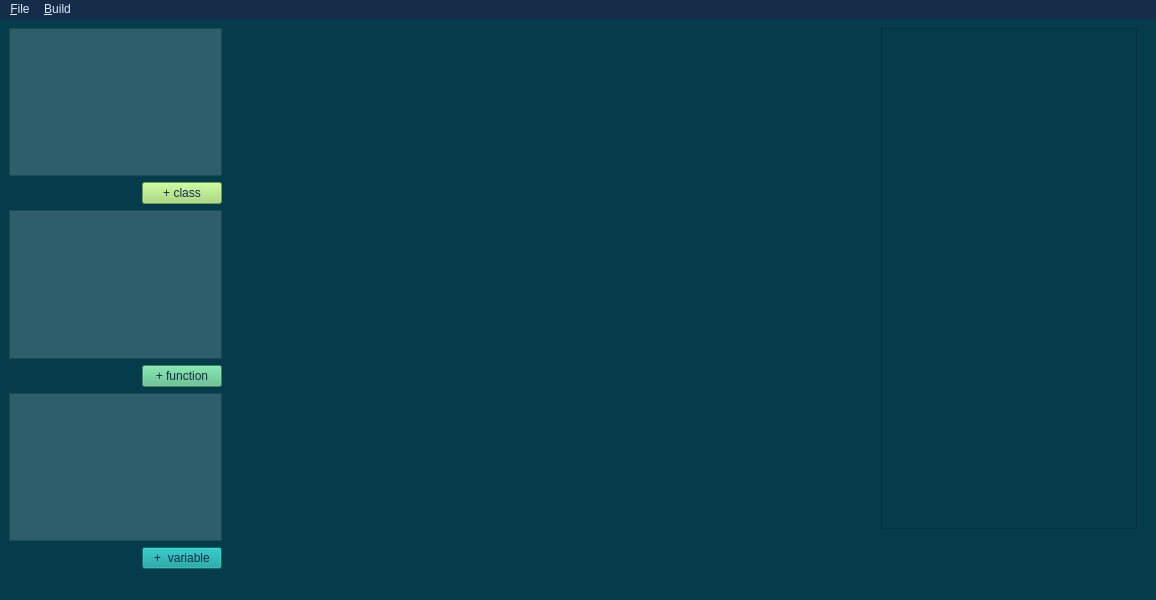
First picture: the form in mainwindow.ui, repository Alienso/MainAnt, before the edit.
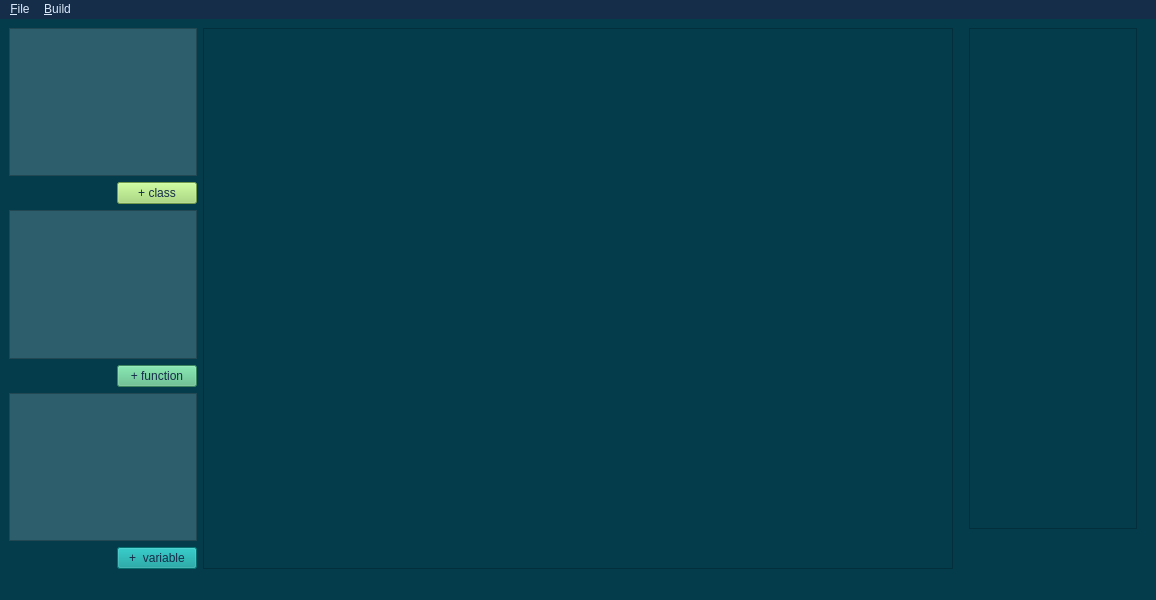
Second picture: the form after the edit. Custom widgets are drawn as their Qt base class.

Patch:
```diff
--- a/mainwindow.ui
+++ b/mainwindow.ui
@@ -24,9 +24,9 @@
      <verstretch>0</verstretch>
     </sizepolicy>
    </property>
-   <layout class="QHBoxLayout" name="horizontalLayout" stretch="1,3,0">
+   <layout class="QHBoxLayout" name="horizontalLayout" stretch="1,4,1">
     <item>
-     <layout class="QVBoxLayout" name="verticalLayout">
+     <layout class="QVBoxLayout" name="verticalLayout" stretch="0,0,0,0,0,0">
       <property name="spacing">
        <number>6</number>
       </property>
@@ -196,13 +196,7 @@
      </layout>
     </item>
     <item>
-     <widget class="QWidget" name="StagingArea" native="true">
-      <property name="styleSheet">
-       <string notr="true">color: rgb(189, 221, 235);
-gridline-color: rgb(243, 243, 243);
-font: 13pt &quot;Ubuntu&quot;;</string>
-      </property>
-     </widget>
+     <widget class="CustomGraphicsView" name="StagingArea"/>
     </item>
     <item>
      <layout class="QVBoxLayout" name="verticalLayout_3" stretch="2,0">
@@ -299,6 +293,13 @@
    </property>
   </action>
  </widget>
+ <customwidgets>
+  <customwidget>
+   <class>CustomGraphicsView</class>
+   <extends>QGraphicsView</extends>
+   <header>CustomGraphicsView.h</header>
+  </customwidget>
+ </customwidgets>
  <resources/>
  <connections/>
 </ui>
```
Left out of the diff: 2 changed lines with no effect on the pictures.
